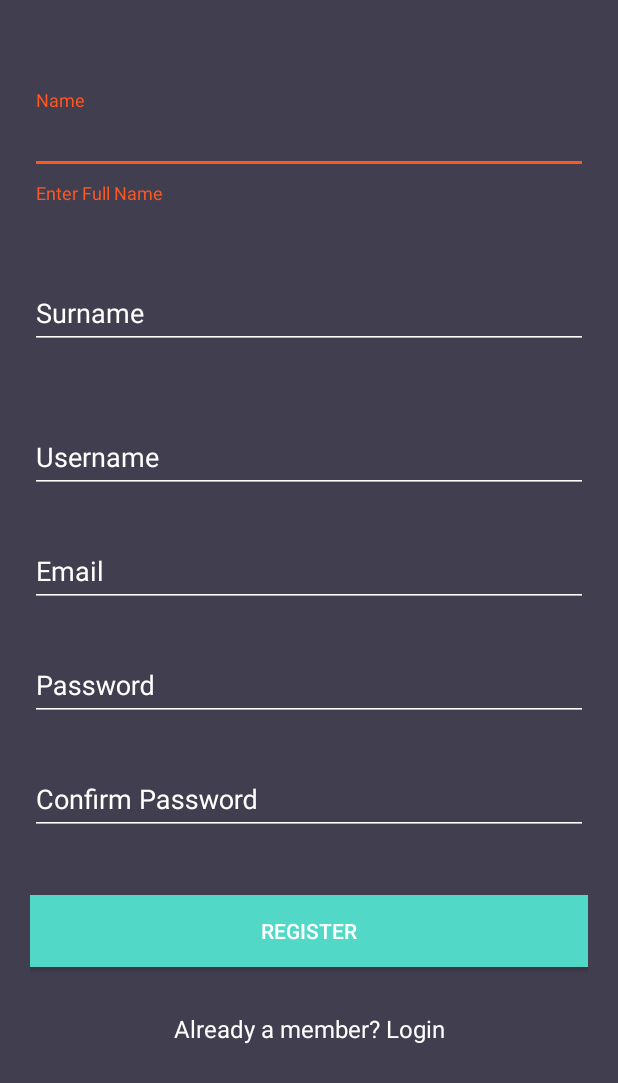
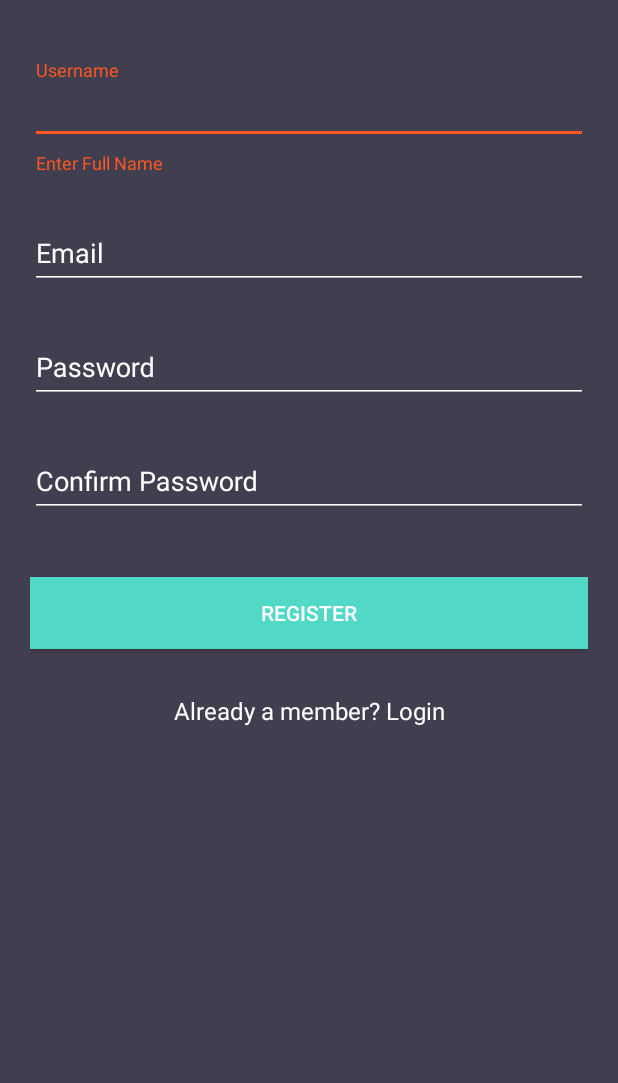
Before and after one commit to loqum/HistoricSearch, an Android app: the RegisterActivity screen opened directly, with no data from a screen before it, after a tap on "REGISTER", on a phone screen of 412 x 824 dp. Shown: the top 1083 px of the screen. Run offline under Robolectric (Android 15) with nearby library versions, the phone set to English and light mode, and no system bars; our stand-ins replace Firebase (no records; nobody signed in at launch, a user with empty details on screens opened directly).

Commit message:
Conectado proyecto con Firebase y acabado registro

```diff
--- a/app/src/main/java/com/rfm/proyecto/activities/MainActivity.java
+++ b/app/src/main/java/com/rfm/proyecto/activities/MainActivity.java
@@ -3,6 +3,7 @@ package com.rfm.proyecto.activities;
 import android.support.v7.app.AppCompatActivity;
 import android.os.Bundle;
 
+import com.google.firebase.FirebaseApp;
 import com.rfm.proyecto.R;
 
 public class MainActivity extends AppCompatActivity {
@@ -11,5 +12,6 @@ public class MainActivity extends AppCompatActivity {
     protected void onCreate(Bundle savedInstanceState) {
         super.onCreate(savedInstanceState);
         setContentView(R.layout.activity_main);
+        FirebaseApp.initializeApp(this);
     }
 }
--- a/app/src/main/java/com/rfm/proyecto/activities/RegisterActivity.java
+++ b/app/src/main/java/com/rfm/proyecto/activities/RegisterActivity.java
@@ -1,16 +1,28 @@
 package com.rfm.proyecto.activities;
 
+import android.support.annotation.NonNull;
 import android.support.annotation.Nullable;
 import android.support.design.widget.Snackbar;
 import android.support.design.widget.TextInputEditText;
 import android.support.design.widget.TextInputLayout;
+import android.support.v4.widget.ContentLoadingProgressBar;
 import android.support.v4.widget.NestedScrollView;
 import android.support.v7.app.AppCompatActivity;
 import android.os.Bundle;
 import android.support.v7.widget.AppCompatButton;
 import android.support.v7.widget.AppCompatTextView;
+import android.util.Log;
 import android.view.View;
+import android.widget.ProgressBar;
+import android.widget.Toast;
 
+import com.google.android.gms.tasks.OnCompleteListener;
+import com.google.android.gms.tasks.Task;
+import com.google.firebase.FirebaseApp;
+import com.google.firebase.auth.AuthResult;
+import com.google.firebase.auth.FirebaseAuth;
+import com.google.firebase.auth.FirebaseAuthUserCollisionException;
+import com.google.firebase.auth.FirebaseUser;
 import com.rfm.proyecto.R;
 import com.rfm.proyecto.controller.DatabaseHelper;
 import com.rfm.proyecto.pojo.User;
@@ -18,19 +30,21 @@ import com.rfm.proyecto.utils.InputValidation;
 
 public class RegisterActivity extends AppCompatActivity implements View.OnClickListener {
 
+    private FirebaseAuth mAuth;
+
+    private static final String TAG = "EmailPassword";
+
     private final AppCompatActivity activity = RegisterActivity.this;
 
     private NestedScrollView nestedScrollView;
 
-    private TextInputLayout textInputLayoutName;
-    private TextInputLayout textInputLayoutSurname;
+    private ContentLoadingProgressBar progressBar;
+
     private TextInputLayout textInputLayoutUsername;
     private TextInputLayout textInputLayoutEmail;
     private TextInputLayout textInputLayoutPassword;
     private TextInputLayout textInputLayoutConfirmPassword;
 
-    private TextInputEditText textInputEditTextName;
-    private TextInputEditText textInputEditTextSurname;
     private TextInputEditText textInputEditTextUsername;
     private TextInputEditText textInputEditTextEmail;
     private TextInputEditText textInputEditTextPassword;
@@ -49,6 +63,8 @@ public class RegisterActivity extends AppCompatActivity implements View.OnClickL
         setContentView(R.layout.activity_register);
         getSupportActionBar().hide();
 
+        mAuth = FirebaseAuth.getInstance();
+
         initViews();
         initListeners();
         initObjects();
@@ -57,15 +73,11 @@ public class RegisterActivity extends AppCompatActivity implements View.OnClickL
     private void initViews() {
         nestedScrollView = findViewById(R.id.nestedScrollView);
 
-        textInputLayoutName = findViewById(R.id.textInputLayoutName);
-        textInputLayoutSurname = findViewById(R.id.textInputLayoutSurname);
         textInputLayoutUsername = findViewById(R.id.textInputLayoutUsername);
         textInputLayoutEmail = findViewById(R.id.textInputLayoutEmail);
         textInputLayoutPassword = findViewById(R.id.textInputLayoutPassword);
         textInputLayoutConfirmPassword = findViewById(R.id.textInputLayoutConfirmPassword);
 
-        textInputEditTextName = findViewById(R.id.textInputEditTextName);
-        textInputEditTextSurname = findViewById(R.id.textInputEditTextSurname);
         textInputEditTextUsername = findViewById(R.id.textInputEditTextUsername);
         textInputEditTextEmail = findViewById(R.id.textInputEditTextEmail);
         textInputEditTextPassword = findViewById(R.id.textInputEditTextPassword);
@@ -95,7 +107,7 @@ public class RegisterActivity extends AppCompatActivity implements View.OnClickL
         switch (v.getId()) {
 
             case R.id.appCompatButtonRegister:
-                postDataToSQLite();
+                createAccount();
                 break;
 
             case R.id.appCompatTextViewLoginLink:
@@ -104,8 +116,8 @@ public class RegisterActivity extends AppCompatActivity implements View.OnClickL
         }
     }
 
-    private void postDataToSQLite() {
-        if (!inputValidation.isInputEditTextFilled(textInputEditTextName, textInputLayoutName, getString(R.string.error_message_name))) {
+    private void createAccount() {
+        if (!inputValidation.isInputEditTextFilled(textInputEditTextUsername, textInputLayoutUsername, getString(R.string.error_message_name))) {
             return;
         }
         if (!inputValidation.isInputEditTextFilled(textInputEditTextEmail, textInputLayoutEmail, getString(R.string.error_message_email))) {
@@ -124,21 +136,47 @@ public class RegisterActivity extends AppCompatActivity implements View.OnClickL
 
         if (!databaseHelper.checkUser(textInputEditTextEmail.getText().toString().trim())) {
 
-            user.setName(textInputEditTextName.getText().toString().trim());
-            user.setSurname((textInputEditTextSurname.getText().toString().trim()));
-            user.setUserName(textInputEditTextUsername.getText().toString().trim());
-            user.setEmail(textInputEditTextEmail.getText().toString().trim());
-            user.setPassword(textInputEditTextPassword.getText().toString().trim());
+            mAuth.createUserWithEmailAndPassword(textInputEditTextEmail.getText().toString(), textInputEditTextPassword.getText().toString())
+                    .addOnCompleteListener(this, new OnCompleteListener<AuthResult>() {
+                        @Override
+                        public void onComplete(@NonNull Task<AuthResult> task) {
+                            if (task.isSuccessful()) {
+                                // Sign in success, update UI with the signed-in user's information
+                                Log.d(TAG, "createUserWithEmail:success");
+                                FirebaseUser user = mAuth.getCurrentUser();
 
-            databaseHelper.addUser(user);
+                                Toast.makeText(RegisterActivity.this, getString(R.string.success_message),
+                                        Toast.LENGTH_SHORT).show();
 
-            // Snack Bar to show success message that record saved successfully
+                                //updateUI(user);
+
+                                if (task.getException() instanceof FirebaseAuthUserCollisionException) {
+                                    Toast.makeText(RegisterActivity.this, getString(R.string.error_email_exists),
+                                            Toast.LENGTH_LONG).show();
+                                }
+
+                            } else {
+
+                                Log.w(TAG, "createUserWithEmail:failure", task.getException());
+                                Toast.makeText(RegisterActivity.this, getString(R.string.error_registration),
+                                        Toast.LENGTH_SHORT).show();
+                                //updateUI(null);
+                            }
+
+
+                            // [START_EXCLUDE]
+                            //hideProgressDialog();
+                            // [END_EXCLUDE]
+                        }
+                    });
+            // [END create_user_with_email]
+
+
             Snackbar.make(nestedScrollView, getString(R.string.success_message), Snackbar.LENGTH_LONG).show();
             emptyInputEditText();
 
 
         } else {
-            // Snack Bar to show error message that record already exists
             Snackbar.make(nestedScrollView, getString(R.string.error_email_exists), Snackbar.LENGTH_LONG).show();
         }
 
@@ -146,8 +184,6 @@ public class RegisterActivity extends AppCompatActivity implements View.OnClickL
     }
 
     private void emptyInputEditText() {
-        textInputEditTextName.setText(null);
-        textInputEditTextSurname.setText(null);
         textInputEditTextUsername.setText(null);
         textInputEditTextEmail.setText(null);
         textInputEditTextPassword.setText(null);
--- a/app/src/main/java/com/rfm/proyecto/controller/DatabaseHelper.java
+++ b/app/src/main/java/com/rfm/proyecto/controller/DatabaseHelper.java
@@ -50,9 +50,7 @@ public class DatabaseHelper extends SQLiteOpenHelper {
         SQLiteDatabase db = this.getWritableDatabase();
 
         ContentValues values = new ContentValues();
-        values.put(COLUMN_USER_NAME, user.getName());
         values.put(COLUMN_USER_EMAIL, user.getEmail());
-        values.put(COLUMN_USER_SURNAME, user.getSurname());
         values.put(COLUMN_USER_PASSWORD, user.getPassword());
         values.put(COLUMN_USER_USERNAME, user.getUserName());
 
@@ -86,9 +84,7 @@ public class DatabaseHelper extends SQLiteOpenHelper {
             do {
                 User user = new User();
                 user.setId(Long.parseLong(cursor.getString(cursor.getColumnIndex(COLUMN_USER_ID))));
-                user.setName(cursor.getString(cursor.getColumnIndex(COLUMN_USER_NAME)));
                 user.setUserName(cursor.getString(cursor.getColumnIndex(COLUMN_USER_USERNAME)));
-                user.setSurname(cursor.getString(cursor.getColumnIndex(COLUMN_USER_SURNAME)));
                 user.setEmail(cursor.getString(cursor.getColumnIndex(COLUMN_USER_EMAIL)));
                 user.setPassword(cursor.getString(cursor.getColumnIndex(COLUMN_USER_PASSWORD)));
 
@@ -109,9 +105,7 @@ public class DatabaseHelper extends SQLiteOpenHelper {
 
         ContentValues values = new ContentValues();
 
-        values.put(COLUMN_USER_NAME, user.getName());
         values.put(COLUMN_USER_USERNAME, user.getUserName());
-        values.put(COLUMN_USER_SURNAME, user.getSurname());
         values.put(COLUMN_USER_EMAIL, user.getEmail());
         values.put(COLUMN_USER_PASSWORD, user.getPassword());
 
--- a/app/src/main/java/com/rfm/proyecto/utils/InputValidation.java
+++ b/app/src/main/java/com/rfm/proyecto/utils/InputValidation.java
@@ -7,7 +7,6 @@ import android.support.design.widget.TextInputLayout;
 import android.view.View;
 import android.view.WindowManager;
 import android.view.inputmethod.InputMethodManager;
-import android.widget.EditText;
 
 public class InputValidation {
 
--- a/app/src/main/res/layout/activity_register.xml
+++ b/app/src/main/res/layout/activity_register.xml
@@ -23,44 +23,11 @@
             android:layout_marginTop="40dp"
             android:src="@drawable/logo" /> -->
 
-
-        <android.support.design.widget.TextInputLayout
-            android:id="@+id/textInputLayoutName"
-            android:layout_width="match_parent"
-            android:layout_height="wrap_content"
-            android:layout_marginTop="40dp">
-
-            <android.support.design.widget.TextInputEditText
-                android:id="@+id/textInputEditTextName"
-                android:layout_width="match_parent"
-                android:layout_height="wrap_content"
-                android:hint="@string/name"
-                android:inputType="text"
-                android:maxLines="1"
-                android:textColor="@android:color/white" />
-        </android.support.design.widget.TextInputLayout>
-
-        <android.support.design.widget.TextInputLayout
-            android:id="@+id/textInputLayoutSurname"
-            android:layout_width="match_parent"
-            android:layout_height="wrap_content"
-            android:layout_marginTop="40dp">
-
-            <android.support.design.widget.TextInputEditText
-                android:id="@+id/textInputEditTextSurname"
-                android:layout_width="match_parent"
-                android:layout_height="wrap_content"
-                android:hint="@string/surname"
-                android:inputType="text"
-                android:maxLines="1"
-                android:textColor="@android:color/white" />
-        </android.support.design.widget.TextInputLayout>
-
         <android.support.design.widget.TextInputLayout
             android:id="@+id/textInputLayoutUsername"
             android:layout_width="match_parent"
             android:layout_height="wrap_content"
-            android:layout_marginTop="40dp">
+            android:layout_marginTop="20dp">
 
             <android.support.design.widget.TextInputEditText
                 android:id="@+id/textInputEditTextUsername"
@@ -136,5 +103,6 @@
             android:gravity="center"
             android:text="@string/already_register"
             android:textSize="16sp" />
+
     </LinearLayout>
 </android.support.v4.widget.NestedScrollView>
--- a/app/src/main/res/values/strings.xml
+++ b/app/src/main/res/values/strings.xml
@@ -18,4 +18,5 @@
     <string name="error_email_exists">Email Already Exists</string>
     <string name="error_message_name">Enter Full Name</string>
     <string name="error_message_password">Enter Password</string>
+    <string name="error_registration">Registering error</string>
 </resources>
--- a/build.gradle
+++ b/build.gradle
@@ -8,9 +8,7 @@ buildscript {
     }
     dependencies {
         classpath 'com.android.tools.build:gradle:3.3.2'
-
-
-
+        classpath 'com.google.gms:google-services:4.2.0'
 
         // NOTE: Do not place your application dependencies here; they belong
         // in the individual module build.gradle files
```
Also changed, not shown: app/build.gradle (+11 -4 lines), app/src/main/java/com/rfm/proyecto/activities/LoginActivity.java (+47 -5 lines), app/src/main/java/com/rfm/proyecto/pojo/User.java (+1 -21 lines), 3 other files.
